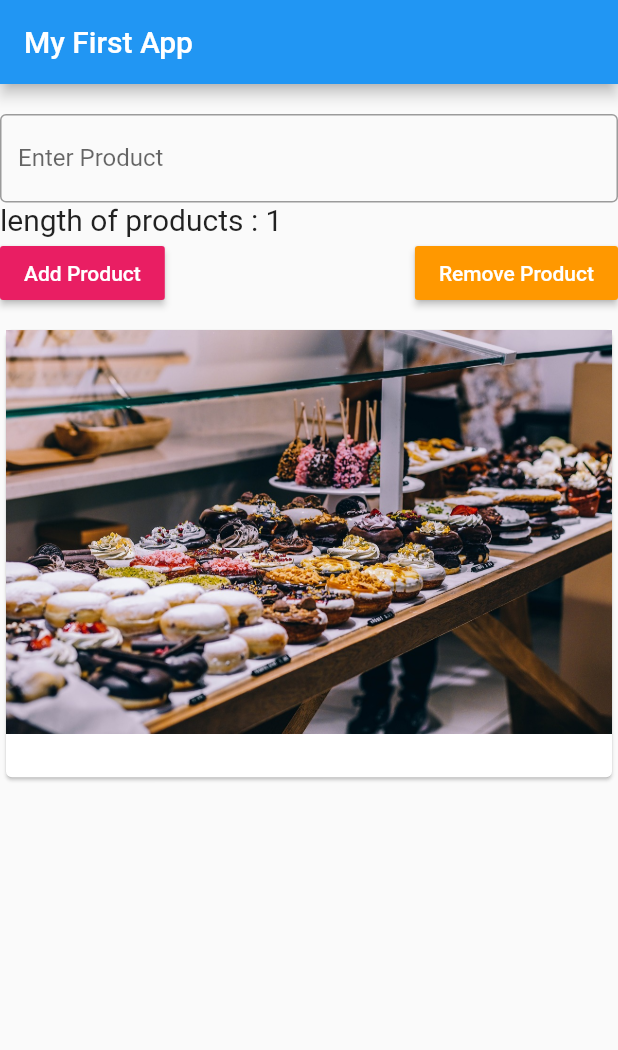
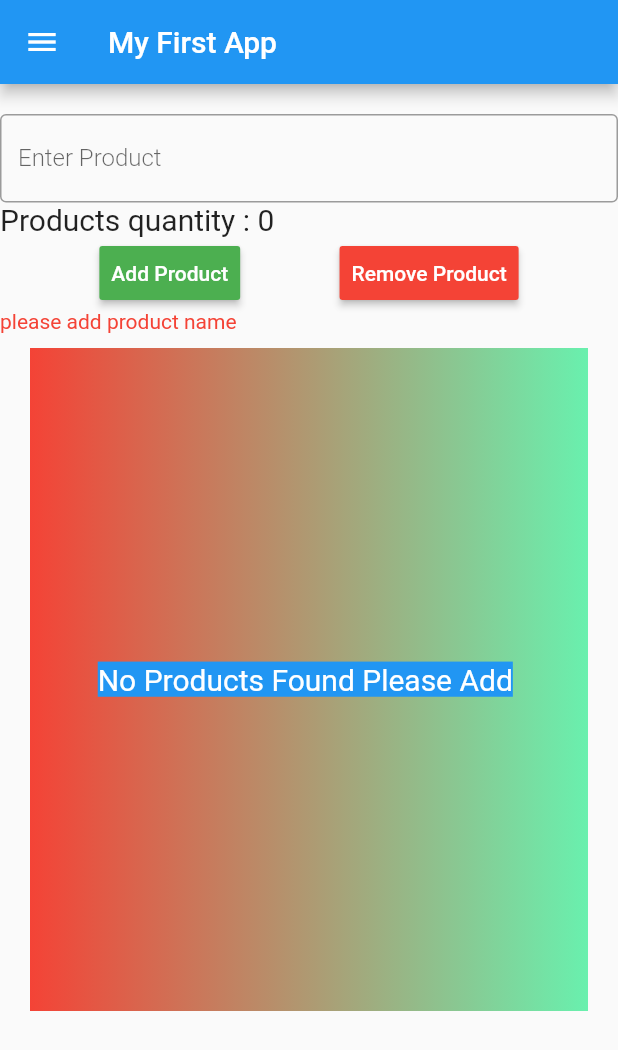
Before and after one commit to shalgorepublic/Flutter_practice_app, a Flutter app: the screen it shows after launch, after a tap on "Add Product", on a phone screen of 412 x 824 dp. Shown: the top 1050 px of the screen. Run offline on Flutter 3.47's test engine with Material 2 defaults, Android fonts, the phone set to English and light mode, and no system bars; our stand-ins replace flutter_redux.

Commit message:
add drawer navigator and multiple screens

```diff
--- a/lib/main.dart
+++ b/lib/main.dart
@@ -1,21 +1,17 @@
 import 'package:flutter/material.dart';
-import './product_manager.dart';
+import 'package:flutter_redux/flutter_redux.dart';
+import './pages/home.dart';
+
 void main() {
   runApp(new MyApp());
 }
 
 class MyApp extends StatelessWidget {
-
   @override
   Widget build(BuildContext context) {
     return MaterialApp(
-      home: Scaffold(
-          appBar: AppBar(
-            title: new Text("My First App"),
-          ),
-
-          body:ProductManager(),
-          ),
+      theme: ThemeData(brightness: Brightness.light, accentColor: Colors.blue),
+      home: HomePage(),
     );
   }
 }
--- /dev/null
+++ b/lib/pages/home.dart
@@ -0,0 +1,28 @@
+import 'package:flutter/material.dart';
+import 'package:flutter_exp_app/pages/product.dart';
+import '../product_manager.dart';
+import '../pages/product.dart';
+
+
+class HomePage extends StatelessWidget {
+  @override
+  Widget build(BuildContext context) {
+    return Scaffold(
+      drawer: Drawer(
+        child: Column(
+          children: <Widget>[
+            AppBar(
+              automaticallyImplyLeading: false,
+              title: Text('Manu'),
+            ),
+            ListTile(title: Text('Manage Products'),onTap: ()=>{Navigator.push(context, MaterialPageRoute(builder: (context)=> ProductPage(), ),),},)
+          ],
+        ),
+      ),
+      appBar: AppBar(
+        title: new Text("My First App"),
+      ),
+      body: ProductManager(),
+    );
+  }
+}
--- a/lib/product_manager.dart
+++ b/lib/product_manager.dart
@@ -12,6 +12,7 @@ class ProductManager extends StatefulWidget {
 
 class _ProductManagerState extends State<ProductManager> {
   List<String> _products = [];
+  var productFlag = false;
 
   @override
   void initState() {
@@ -28,6 +29,7 @@ class _ProductManagerState extends State<ProductManager> {
           crossAxisAlignment: CrossAxisAlignment.stretch,
           children: <Widget>[
             new TextField(
+              style: TextStyle(color: Colors.red, fontWeight: FontWeight.w300),
               controller: widget.myController,
               obscureText: true,
               decoration: InputDecoration(
@@ -35,30 +37,43 @@ class _ProductManagerState extends State<ProductManager> {
                 labelText: 'Enter Product',
               ),
             ),
-            Text(
-              'length of products : '+'${_products.length}',
+            Container(
+              child:
+              Text(
+              'Products quantity : ' + '${_products.length}',
               style: TextStyle(
                 fontSize: 20.0,
               ),
             ),
+            ),
             new Row(
-                mainAxisAlignment: MainAxisAlignment.spaceBetween,
+                mainAxisAlignment: MainAxisAlignment.spaceEvenly,
                 children: [
                   RaisedButton(
+                    padding: const EdgeInsets.all(8.0),
                     child: Text("Add Product"),
-                    color: Colors.pink,
+                    color: Colors.green,
                     textColor: Colors.white,
                     onPressed: () {
                       setState(() {
-                        _products.add(widget.myController.text);
-                        print(_products);
+                        if(widget.myController.text.length>0) {
+                          _products.add(widget.myController.text);
+                          productFlag = false;
+                        }
+                        if(widget.myController.text.length == 0){
+                          setState(() {
+                            productFlag = true;
+                          });
+                        }
+                        print(productFlag);
                         print(widget.myController.text);
                       });
                     },
                   ),
                   RaisedButton(
+                    padding: const EdgeInsets.all(8.0),
                     child: Text("Remove Product"),
-                    color: Colors.orange,
+                    color: Colors.red,
                     textColor: Colors.white,
                     onPressed: () {
                       setState(() {
@@ -70,7 +85,17 @@ class _ProductManagerState extends State<ProductManager> {
                       });
                     },
                   ),
+                 // productFlag == true ?
+
                 ]),
+           if( productFlag == true)
+            Text(
+              'please add product name',
+              style: TextStyle(
+                fontSize: 14.0,
+                color: Colors.red
+              ),
+            ),
           ],
         ),
       ),
--- a/lib/products.dart
+++ b/lib/products.dart
@@ -1,4 +1,5 @@
 import 'package:flutter/material.dart';
+import './pages/product.dart';
 
 class Products extends StatelessWidget {
   final List<String> products;
@@ -7,28 +8,52 @@ class Products extends StatelessWidget {
 
   @override
   Widget build(BuildContext context) {
-    return products.length > 0 ? ListView(
+    return products.length > 0
+        ? ListView(
         children: products
             .map((element) =>
             Card(
               child: Column(
                 children: <Widget>[
-                  Image.asset('assets/food.jpg'),
+                  Image.asset('assets/food.jpg',
+                      width: 300, height: 150, fit: BoxFit.fill),
                   Text(element,
-                      style:
-                      TextStyle(color: Colors.pinkAccent, fontSize: 25))
+                      style: TextStyle(
+                          color: Colors.pinkAccent, fontSize: 25)),
+                  ButtonBar(
+                    alignment: MainAxisAlignment.center,
+                    children: <Widget>[
+                      FlatButton(
+                        child: Text('Details'),
+                        onPressed: () =>
+                            Navigator.push(context, MaterialPageRoute(builder: (
+                                context) =>
+                                ProductPage(),),),
+                        color: Colors.pink,
+                      )
+                    ],
+                  ),
                 ],
               ),
             ))
-            .toList()) :
-    Container(margin: const EdgeInsets.only(left: 20.0, right: 20.0,bottom: 150.0),child:
-        Center(child: Text('No Products Found Please Add some',style: TextStyle(backgroundColor: Colors.blue,color: Colors.white, fontSize: 20),)
-    ),decoration: new BoxDecoration(
-      color: Colors.purple,
-      gradient: new LinearGradient(
-        colors: [Colors.red, Colors.greenAccent],
+            .toList())
+        : Container(
+      margin:
+      const EdgeInsets.only(left: 20.0, right: 20.0, bottom: 150.0),
+      child: Center(
+          child: Text(
+            'No Products Found Please Add ',
+            style: TextStyle(
+                backgroundColor: Colors.blue,
+                color: Colors.white,
+                fontSize: 20),
+          )),
+      decoration: new BoxDecoration(
+        color: Colors.purple,
+        gradient: new LinearGradient(
+          colors: [Colors.red, Colors.greenAccent],
+        ),
       ),
-    ),
     );
   }
 }
--- a/pubspec.yaml
+++ b/pubspec.yaml
@@ -19,6 +19,8 @@ environment:
 dependencies:
   flutter:
     sdk: flutter
+  flutter_redux: ^0.5.4
+
 
   # The following adds the Cupertino Icons font to your application.
   # Use with the CupertinoIcons class for iOS style icons.
```
Also changed, not shown: lib/pages/product.dart (added, +166 -0 lines), pubspec.lock.
